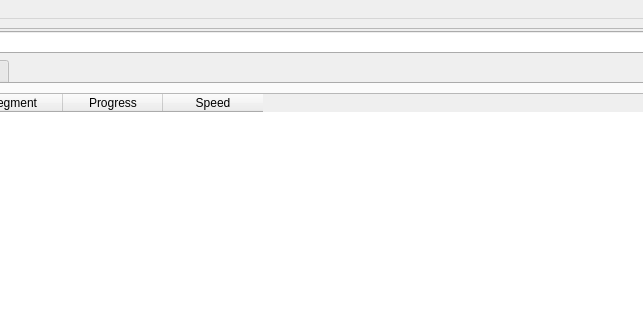
Above: main/app/win/mainLayout.ui from marcosvicente/BaixeAssista before the change; both pictures show x 261 to 904 and y 0 to 320 of the 1131 by 679 pixel window. Below: the same form after it.
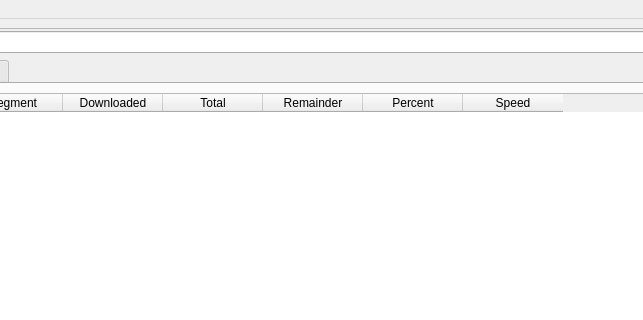
That is the form after the change. Icons and pictures are not drawn.

```diff
--- a/main/app/win/mainLayout.ui
+++ b/main/app/win/mainLayout.ui
@@ -651,7 +651,22 @@
                </column>
                <column>
                 <property name="text">
-                 <string>Progress</string>
+                 <string>Downloaded</string>
+                </property>
+               </column>
+               <column>
+                <property name="text">
+                 <string>Total</string>
+                </property>
+               </column>
+               <column>
+                <property name="text">
+                 <string>Remainder</string>
+                </property>
+               </column>
+               <column>
+                <property name="text">
+                 <string>Percent</string>
                 </property>
                </column>
                <column>
```
Left out of the diff: 12 changed lines with no effect on the pictures.
